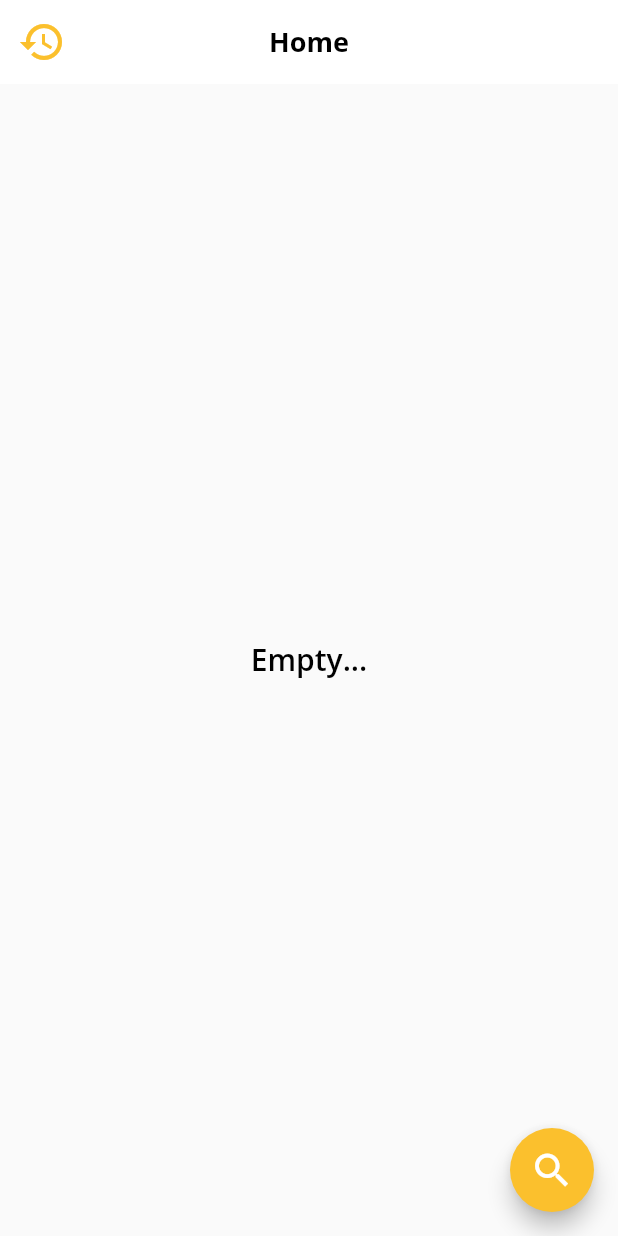
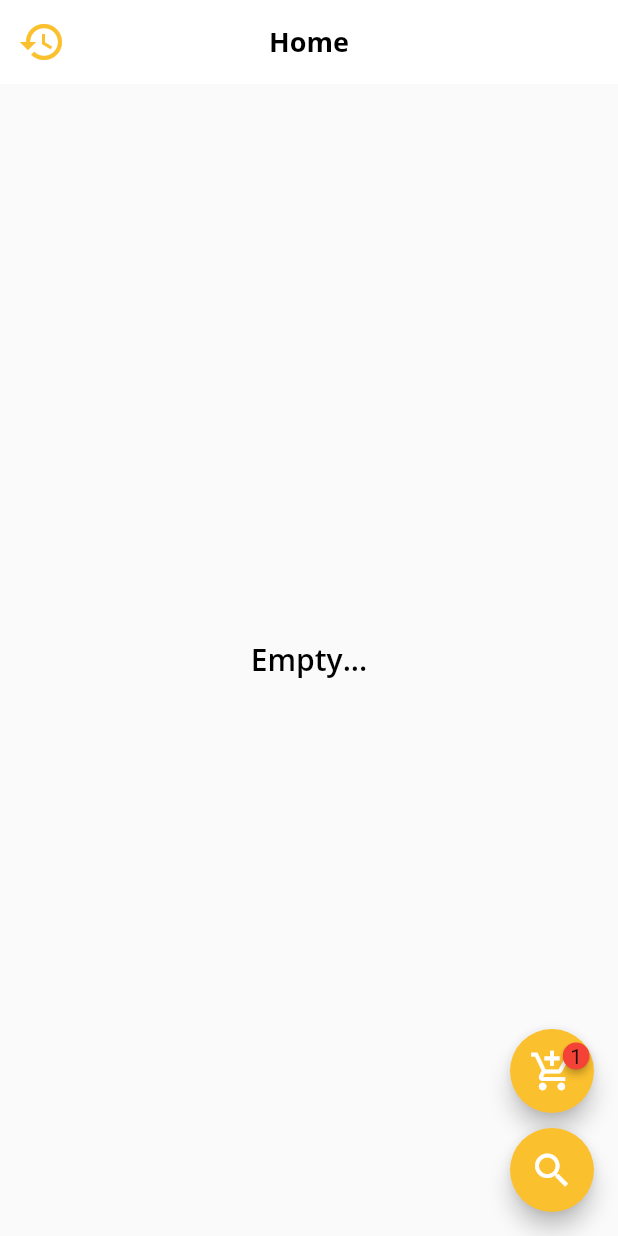
Before and after one commit to Augie33/WPD, a Flutter app: the HomeScreen screen opened directly, after a tap on the "search" icon, on a phone screen of 412 x 824 dp. Run offline on Flutter 3.47's test engine with Material 2 defaults, Android fonts, the phone set to English and light mode, and no system bars; drawn by our look-alikes of badges; our stand-ins replace bot_toast, cross_file, device_preview, dio, file_picker, flutter_hooks and 18 more; missing offline and left inert: dio_http, flutter_cached_pdfview; accounts and stored records are empty; network calls fail.

Commit message:
Add Cart UI & logic

```diff
--- a/wpd_app/lib/ui/screens/home_screen.dart
+++ b/wpd_app/lib/ui/screens/home_screen.dart
@@ -1,14 +1,17 @@
+import 'package:badges/badges.dart';
 import 'package:flutter/material.dart';
 import 'package:flutter_hooks/flutter_hooks.dart';
 import 'package:flutter_riverpod/flutter_riverpod.dart';
 import 'package:hooks_riverpod/hooks_riverpod.dart';
 import 'package:routemaster/routemaster.dart';
 import 'package:wpd_app/models/user/user.dart';
+import 'package:wpd_app/ui/widgets/cart_floating_button.dart';
 
 import 'package:wpd_app/ui/widgets/case_tile.dart';
 import 'package:wpd_app/ui/widgets/category_tile.dart';
 import 'package:wpd_app/ui/widgets/loader.dart';
 import 'package:wpd_app/view_models/auth_state_viewmodel.dart';
+import 'package:wpd_app/view_models/cart_viewmode.dart';
 import 'package:wpd_app/view_models/home_screen_viewmodel.dart';
 
 class HomeScreen extends ConsumerStatefulWidget {
@@ -85,14 +88,24 @@ class _HomeScreenState extends ConsumerState<HomeScreen> {
                       );
           },
         ),
-        floatingActionButton: FloatingActionButton(
+        floatingActionButton: Column(
+          mainAxisAlignment: MainAxisAlignment.end,
+          children: [
+            const CartFloatingButton(),
+            Padding(
+              padding: const EdgeInsets.only(top: 5),
+              child: FloatingActionButton(
                 child: const Icon(
                   Icons.search,
                   size: 30,
                 ),
+                heroTag: 'search',
                 onPressed: () {
                   Routemaster.of(context).push('search');
                 },
+              ),
+            ),
+          ],
         ),
       ),
     );
@@ -149,6 +162,7 @@ class SingleCategoryScreen extends HookConsumerWidget {
                     separatorBuilder: (BuildContext context, int index) =>
                         const SizedBox(height: 3),
                   ),
+        floatingActionButton: const CartFloatingButton(),
       ),
     );
   }
--- /dev/null
+++ b/wpd_app/lib/ui/widgets/cart_floating_button.dart
@@ -0,0 +1,30 @@
+import 'package:badges/badges.dart';
+import 'package:flutter/material.dart';
+import 'package:flutter_riverpod/flutter_riverpod.dart';
+import 'package:wpd_app/view_models/cart_viewmode.dart';
+
+class CartFloatingButton extends ConsumerWidget {
+  const CartFloatingButton({Key? key}) : super(key: key);
+
+  @override
+  Widget build(BuildContext context, WidgetRef ref) {
+    final cartViewModel = ref.watch(CartViewModelProvider.provider);
+
+    return cartViewModel.isMyCartEmpty()
+        ? const SizedBox()
+        : Padding(
+            padding: const EdgeInsets.only(bottom: 5),
+            child: FloatingActionButton(
+              heroTag: 'cart',
+              child: Badge(
+                badgeContent: Text(cartViewModel.myCart.length.toString()),
+                child: const Icon(
+                  Icons.add_shopping_cart,
+                  size: 30,
+                ),
+              ),
+              onPressed: () {},
+            ),
+          );
+  }
+}
--- a/wpd_app/lib/ui/widgets/floating_buttons.dart
+++ b/wpd_app/lib/ui/widgets/floating_buttons.dart
@@ -1,8 +1,10 @@
+import 'package:badges/badges.dart';
 import 'package:flutter/material.dart';
 import 'package:flutter_riverpod/flutter_riverpod.dart';
 import 'package:flutter_speed_dial/flutter_speed_dial.dart';
 import 'package:wpd_app/models/user/user.dart';
 import 'package:wpd_app/view_models/auth_state_viewmodel.dart';
+import 'package:wpd_app/view_models/cart_viewmode.dart';
 
 class FloatingButtons extends ConsumerWidget {
   const FloatingButtons({Key? key}) : super(key: key);
@@ -33,7 +35,16 @@ class FloatingButtons extends ConsumerWidget {
             onTap: () {/* Do someting */},
           ),
         SpeedDialChild(
-          child: const Icon(Icons.shopping_cart_outlined),
+          child: Consumer(
+            builder: (context, ref, child) {
+              final cartViewModel = ref.watch(CartViewModelProvider.provider);
+              return Badge(
+                showBadge: !cartViewModel.isMyCartEmpty(),
+                badgeContent: Text(cartViewModel.myCart.length.toString()),
+                child: const Icon(Icons.shopping_cart_outlined),
+              );
+            },
+          ),
           label: 'My Cart',
           onTap: () {/* Do someting */},
         ),
--- /dev/null
+++ b/wpd_app/lib/view_models/cart_viewmode.dart
@@ -0,0 +1,47 @@
+import 'package:flutter/foundation.dart';
+import 'package:flutter_riverpod/flutter_riverpod.dart';
+import 'package:wpd_app/models/case/case.dart';
+import 'package:wpd_app/models/custom_category/custom_category.dart';
+
+abstract class CartViewModelProvider {
+  static final provider = ChangeNotifierProvider((ref) => CartViewModel());
+}
+
+class CartViewModel extends ChangeNotifier {
+  List<Case> _myCart = [
+    const Case(
+      id: '23123',
+      title: 'Test',
+      caseNumber: 12312,
+      category: CustomCategory(id: 'asdasd', title: 'customCat'),
+      description: 'asdasdas',
+      url: 'dsfsdf.g',
+      urlPDF: 'google.com',
+    ),
+  ];
+
+  List<Case> get myCart => _myCart;
+
+  bool isMyCartEmpty() {
+    if (_myCart.isEmpty) {
+      return true;
+    }
+
+    return false;
+  }
+
+  void addCase(Case newCase) {
+    _myCart.add(newCase);
+    notifyListeners();
+  }
+
+  void removeCase(int index) {
+    _myCart.removeAt(index);
+    notifyListeners();
+  }
+
+  void resetMyCart() {
+    _myCart = [];
+    notifyListeners();
+  }
+}
```
Lines whose indentation alone changed are shown as unchanged.
